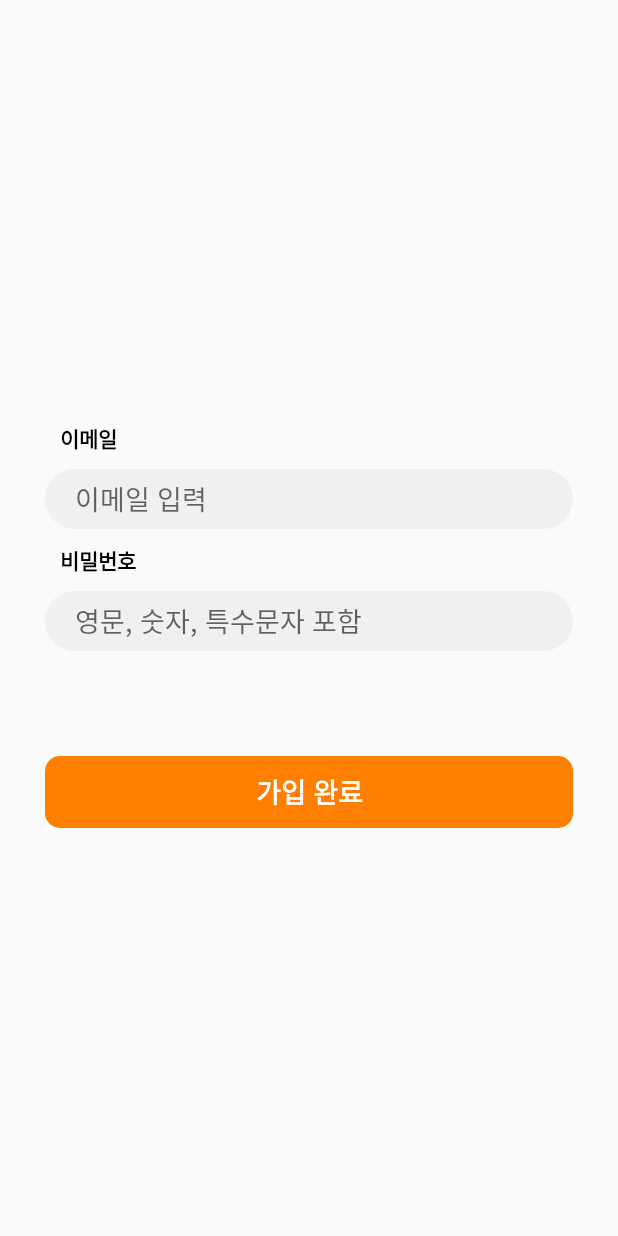
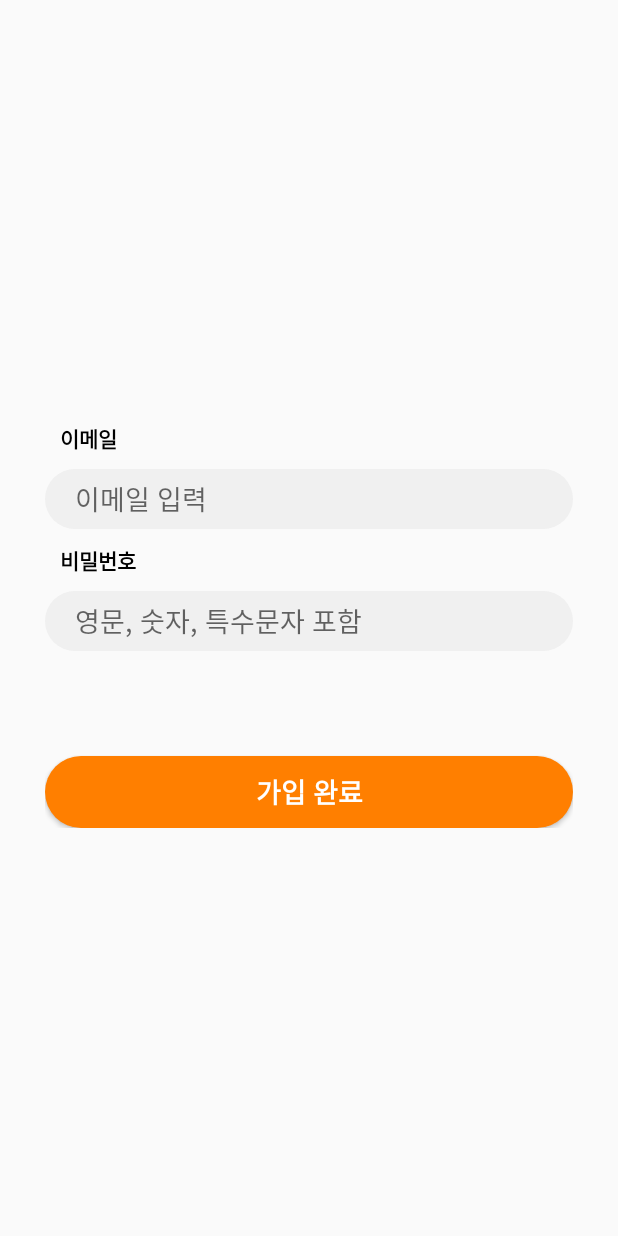
Before and after one commit to juyoung0520/BestFit, an Android app: the SignupFragment screen opened directly, with no data from a screen before it, on a phone screen of 412 x 824 dp. Run offline under Robolectric (Android 15) with nearby library versions, the phone set to English and light mode, and no system bars.

Commit message:
round_view_btn.xml update

```diff
--- a/app/src/main/res/drawable/round_view_btn.xml
+++ b/app/src/main/res/drawable/round_view_btn.xml
@@ -6,7 +6,7 @@
             <solid android:color="@color/colorPrimary"/>
 
             <corners
-                android:radius="10dp" />
+                android:radius="100dp" />
         </shape>
     </item>
 
```
